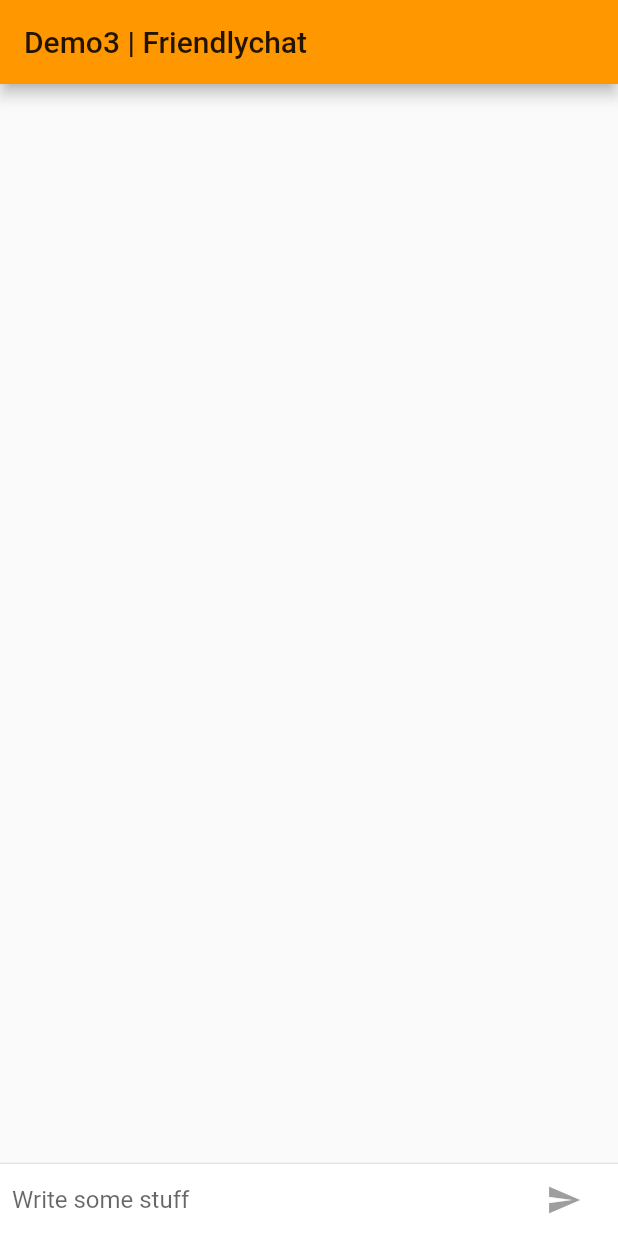
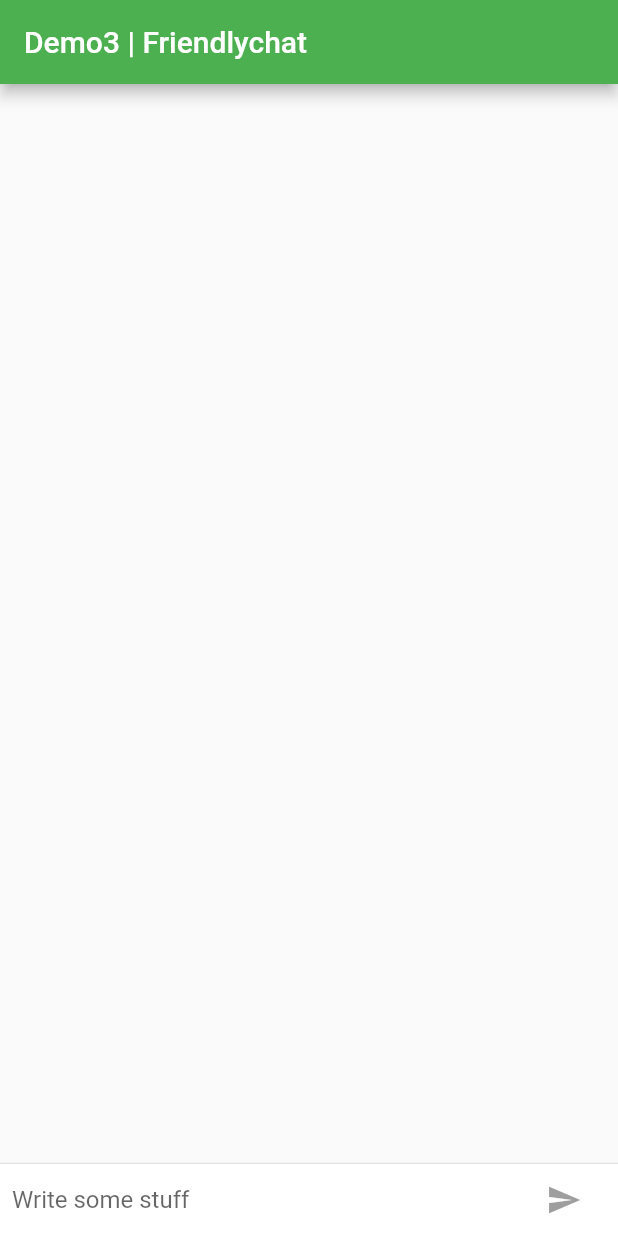
Before and after one commit to nehegeb/flutter_demo3, a Flutter app: the screen it shows after launch, on a phone screen of 412 x 824 dp. Run offline on Flutter 3.47's test engine with Material 2 defaults, Android fonts, the phone set to English and light mode, and no system bars.

Commit message:
step8 distinguishing platforms
Added different designs according to the current platform being iOS or Android(default).
(Couldn't test the iOS stuff...)

```diff
--- a/lib/main.dart
+++ b/lib/main.dart
@@ -1,10 +1,29 @@
 import 'package:flutter/material.dart';
+import 'package:flutter/foundation.dart';
+import 'package:flutter/cupertino.dart';
 
 /*
 SETTINGS
 */
 
 const String _name = 'Nob Ody';
+
+/*
+THEME DATA
+*/
+
+// iOS theme.
+final ThemeData kIOSTheme = new ThemeData(
+  primarySwatch: Colors.orange,
+  primaryColor: Colors.grey[100],
+  primaryColorBrightness: Brightness.light,
+);
+
+// Default and Android theme.
+final ThemeData kDefaultTheme = new ThemeData(
+  primarySwatch: Colors.green,
+  accentColor: Colors.lime,
+);
 
 /*
 MAIN APP
@@ -19,10 +38,9 @@ class FriendlychatApp extends StatelessWidget {
   Widget build(BuildContext context) {
     return new MaterialApp(
       title: 'Flutter Demo3',
-      theme: ThemeData(
-        primaryColor: Colors.orange,
-        accentColor: Colors.orange,
-      ),
+      theme: defaultTargetPlatform == TargetPlatform.iOS
+        ? kIOSTheme
+        : kDefaultTheme,
       home: new ChatScreen(),
     );
   }
@@ -45,8 +63,12 @@ class ChatScreenState extends State<ChatScreen> with TickerProviderStateMixin {
   @override
   Widget build(BuildContext context) {
     return new Scaffold(
-      appBar: new AppBar(title: new Text('Demo3 | Friendlychat')),
-      body: new Column(
+      appBar: new AppBar(
+        title: new Text('Demo3 | Friendlychat'),
+        elevation: Theme.of(context).platform == TargetPlatform.iOS ? 0.0 : 4.0,
+        ),
+      body: new Container(
+        child: new Column(
           children: <Widget>[
 
             // List of chat messages.
@@ -71,6 +93,16 @@ class ChatScreenState extends State<ChatScreen> with TickerProviderStateMixin {
             ),
 
           ],
+        ),
+        decoration: Theme.of(context).platform == TargetPlatform.iOS
+          ? new BoxDecoration(
+            border: new Border(
+              top: new BorderSide(
+                color: Colors.grey[200]
+              ),
+            ),
+          )
+          : null
         ),
     );
   }
@@ -100,7 +132,14 @@ class ChatScreenState extends State<ChatScreen> with TickerProviderStateMixin {
             // Send text button.
             new Container(
               margin: new EdgeInsets.symmetric(horizontal: 4.0),
-              child: new IconButton(
+              child: Theme.of(context).platform == TargetPlatform.iOS
+                ? new CupertinoButton(
+                  child: new Text('Send'),
+                  onPressed: _isComposing
+                    ? () => _handleSubmitted(_textController.text)
+                    : null,
+                  )
+                : new IconButton(
                   icon: new Icon(Icons.send),
                   onPressed: _isComposing
                     ? () => _handleSubmitted(_textController.text)
```
Lines whose indentation alone changed are shown as unchanged.
